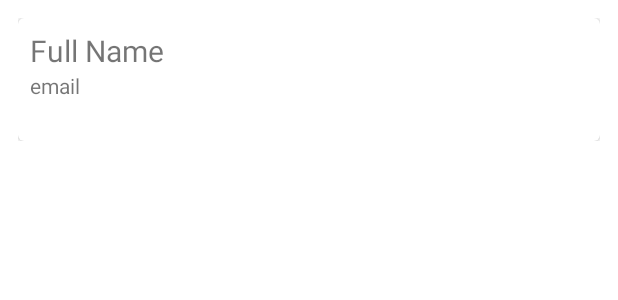
After one commit to ashishbittoyadav/daggerHilt, an Android app: the layout item_user_detail.xml on its own in the app's theme, with its tools: preview values and no code run, on a phone screen of 412 x 824 dp. The commit adds this screen. Shown: the top 300 px of the screen. Run offline under Robolectric (Android 15) with nearby library versions, the phone set to English and light mode, and no system bars; network calls fail.

Commit message:
recycler view added in the for the user data. click listener yet to be implemented

```diff
--- a/app/build.gradle
+++ b/app/build.gradle
@@ -33,6 +33,11 @@ android {
             proguardFiles getDefaultProguardFile('proguard-android-optimize.txt'), 'proguard-rules.pro'
         }
     }
+
+    buildFeatures {
+        dataBinding = true
+    }
+
     compileOptions {
         sourceCompatibility JavaVersion.VERSION_1_8
         targetCompatibility JavaVersion.VERSION_1_8
--- /dev/null
+++ b/app/src/main/res/layout/item_user_detail.xml
@@ -0,0 +1,57 @@
+<?xml version="1.0" encoding="utf-8"?>
+<layout xmlns:app="http://schemas.android.com/apk/res-auto"
+    xmlns:tools="http://schemas.android.com/tools">
+
+    <data>
+
+        <variable
+            name="userData"
+            type="com.example.daggerhiltpoc.model.UsersItem" />
+    </data>
+
+    <androidx.constraintlayout.widget.ConstraintLayout xmlns:android="http://schemas.android.com/apk/res/android"
+        android:layout_width="match_parent"
+        android:layout_height="wrap_content"
+        android:layout_margin="12dp">
+
+        <androidx.cardview.widget.CardView
+            android:layout_width="match_parent"
+            android:layout_height="wrap_content"
+            android:elevation="8dp"
+            android:orientation="vertical"
+            app:cardCornerRadius="4dp"
+            app:layout_constraintTop_toTopOf="parent">
+
+            <LinearLayout
+                android:layout_width="match_parent"
+                android:layout_height="wrap_content"
+                android:padding="8dp"
+                android:orientation="vertical">
+
+                <TextView
+                    android:id="@+id/item_user_detail_full_name"
+                    android:layout_width="wrap_content"
+                    android:layout_height="wrap_content"
+                    android:text="@{`Name:- `+userData.name}"
+                    android:textSize="20sp"
+                    tools:text="Full Name" />
+
+                <TextView
+                    android:id="@+id/item_user_detail_email"
+                    android:layout_width="wrap_content"
+                    android:layout_height="wrap_content"
+                    android:text="@{`Email:- `+userData.email}"
+                    tools:text="email" />
+
+                <TextView
+                    android:id="@+id/item_user_detail_address"
+                    android:layout_width="wrap_content"
+                    android:layout_height="wrap_content"
+                    android:text="@{`Address:- `+userData.address.suite+` `+userData.address.street+` `+userData.address.city+` `+userData.address.zipcode}"/>
+
+            </LinearLayout>
+
+        </androidx.cardview.widget.CardView>
+
+    </androidx.constraintlayout.widget.ConstraintLayout>
+</layout>
```
Also changed, not shown: app/src/main/java/com/example/daggerhiltpoc/MainActivity.kt (+37 -10 lines), app/src/main/java/com/example/daggerhiltpoc/MainViewModel.kt (+16 -6 lines), app/src/main/java/com/example/daggerhiltpoc/adapter/ItemUserAdapter.kt (added, +44 -0 lines), app/src/main/java/com/example/daggerhiltpoc/util/ResourceUiState.kt (added, +8 -0 lines), app/src/main/res/layout/activity_main.xml (+7 -3 lines).
